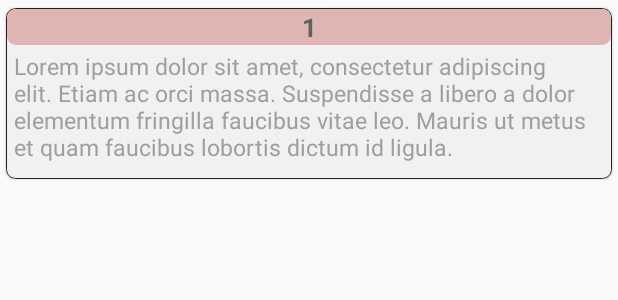
After one commit to ElioReyesGlez/FreeCuisine, an Android app: the layout item_recipe_preparation_step_img.xml on its own in the app's theme, with its tools: preview values and no code run, on a phone screen of 412 x 824 dp. The commit adds this screen. Shown: the top 300 px of the screen. Run offline under Robolectric (Android 15) with nearby library versions, the phone set to English and light mode, and no system bars.

```diff
--- a/app/build.gradle
+++ b/app/build.gradle
@@ -71,6 +71,8 @@ dependencies {
     implementation 'org.jetbrains.kotlinx:kotlinx-coroutines-android:1.4.1'
     //----------------------lottie---------------------------------
     implementation 'com.airbnb.android:lottie:3.4.0'
-    //----------------------Json Converter---------------------------------
+    /*----------------------Json Converter---------------------------------*/
     implementation 'com.google.code.gson:gson:2.8.7'
+    /*-------------------------------YouTubeLoader--------------------------------------------*/
+    implementation 'com.pierfrancescosoffritti.androidyoutubeplayer:core:10.0.5'
 }
--- a/app/src/main/java/com/erg/freecuisine/interfaces/OnFireBaseListenerDataStatus.java
+++ b/app/src/main/java/com/erg/freecuisine/interfaces/OnFireBaseListenerDataStatus.java
@@ -5,7 +5,7 @@ import com.erg.freecuisine.models.LinkModel;
 import java.util.List;
 
 public interface OnFireBaseListenerDataStatus {
-    void dataIsLoaded(List<LinkModel> links, List<String> keys);
+    void onLinksLoaded(List<LinkModel> links, List<String> keys);
 //    void dataIsInserted();
 //    void dataIsUpdated();
 //    void dataIsDeleted();
--- a/app/src/main/java/com/erg/freecuisine/interfaces/OnRecipeListener.java
+++ b/app/src/main/java/com/erg/freecuisine/interfaces/OnRecipeListener.java
@@ -8,5 +8,6 @@ import java.util.ArrayList;
 
 public interface OnRecipeListener {
     void onRecipeClick(int position, View view);
+    void onSingleRecipeLoaded(RecipeModel recipe);
     void onRecipesLoaded(ArrayList<RecipeModel> auxList);
 }
--- /dev/null
+++ b/app/src/main/res/layout/item_recipe_preparation_step_img.xml
@@ -0,0 +1,73 @@
+<?xml version="1.0" encoding="utf-8"?>
+<com.google.android.material.card.MaterialCardView
+    xmlns:card_view="http://schemas.android.com/apk/res-auto"
+    xmlns:android="http://schemas.android.com/apk/res/android"
+    xmlns:app="http://schemas.android.com/apk/res-auto"
+    android:layout_width="match_parent"
+    android:layout_height="wrap_content"
+    card_view:cardBackgroundColor="@color/custom_white_text_color"
+    card_view:cardCornerRadius="6dp"
+    card_view:cardUseCompatPadding="true">
+
+    <RelativeLayout
+        android:id="@+id/relative_layout_item_list"
+        android:layout_width="match_parent"
+        android:layout_height="match_parent"
+        android:padding="0.5dp"
+        android:background="@drawable/border">
+
+        <TextView
+            android:id="@+id/tv_preparation_number_order"
+            android:layout_width="match_parent"
+            android:layout_height="wrap_content"
+            android:background="@drawable/background_accent"
+            android:textStyle="bold"
+            android:textSize="@dimen/titles_text_size_full_view"
+            android:text="1"
+            android:textColor="@color/md_grey_700"
+            android:textAlignment="center"
+            android:layout_centerHorizontal="true"
+            android:layout_alignParentTop="true"/>
+
+        <TextView
+            android:id="@+id/tv_preparation_description"
+            android:layout_width="wrap_content"
+            android:layout_height="wrap_content"
+            android:layout_marginEnd="3dp"
+            android:layout_below="@+id/tv_preparation_number_order"
+            android:padding="@dimen/default_padding"
+            android:text="@string/lorem_ipsum"
+            android:layout_centerHorizontal="true"
+            android:textColor="@color/md_grey_500"
+            android:textSize="@dimen/description_text_size_full_view" />
+
+    <!--    <TextView
+            android:id="@+id/tv_tips"
+            android:layout_width="wrap_content"
+            android:layout_height="wrap_content"
+            android:layout_marginEnd="3dp"
+            android:layout_below="@+id/tv_preparation_description"
+            android:padding="@dimen/default_padding"
+            android:textStyle="italic"
+            android:text="@string/lorem_ipsum"
+            android:layout_centerHorizontal="true"
+            android:textColor="@color/md_grey_500"
+            android:textSize="@dimen/description_text_size" />-->
+
+        <com.google.android.material.imageview.ShapeableImageView
+            android:id="@+id/iv_step_preparation_image"
+            android:layout_width="match_parent"
+            android:layout_height="wrap_content"
+            android:layout_centerHorizontal="true"
+            android:layout_margin="@dimen/default_margin"
+            android:elevation="@dimen/default_elevation"
+            android:layout_marginBottom="@dimen/margin"
+            android:cropToPadding="false"
+            android:scaleType="centerCrop"
+            app:shapeAppearanceOverlay="@style/circleImageView"
+            android:adjustViewBounds="true"
+            android:layout_below="@+id/tv_preparation_description"/>
+
+    </RelativeLayout>
+
+</com.google.android.material.card.MaterialCardView>
```
Also changed, not shown: app/src/main/java/com/erg/freecuisine/controller/network/AsyncDataLoad.kt (+9 -11 lines), app/src/main/java/com/erg/freecuisine/controller/network/JsoupController.java (+9 -13 lines), app/src/main/java/com/erg/freecuisine/controller/network/helpers/FireBaseHelper.java (+1 -6 lines), app/src/main/java/com/erg/freecuisine/controller/network/helpers/StringHelper.java (+30 -4 lines), app/src/main/java/com/erg/freecuisine/models/StepModel.java (+15 -0 lines), app/src/main/java/com/erg/freecuisine/models/VideoModel.java (added, +27 -0 lines), app/src/main/java/com/erg/freecuisine/ui/RecipesFragment.java (+12 -6 lines), app/src/main/java/com/erg/freecuisine/ui/SingleRecipeFragment.java (+71 -19 lines), app/src/main/java/com/erg/freecuisine/util/Constants.java (+7 -1 lines), app/src/main/java/com/erg/freecuisine/util/Util.java (+2 -9 lines), app/src/main/res/layout/item_recipe_preparation_step_video.xml (added, +71 -0 lines).
